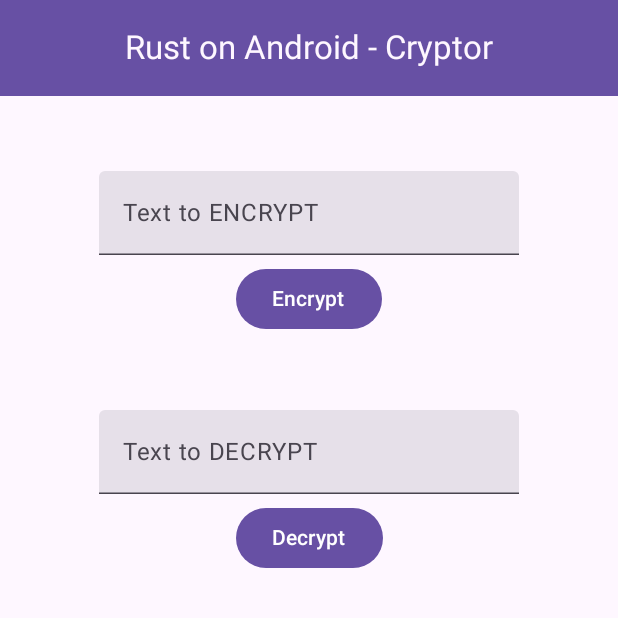
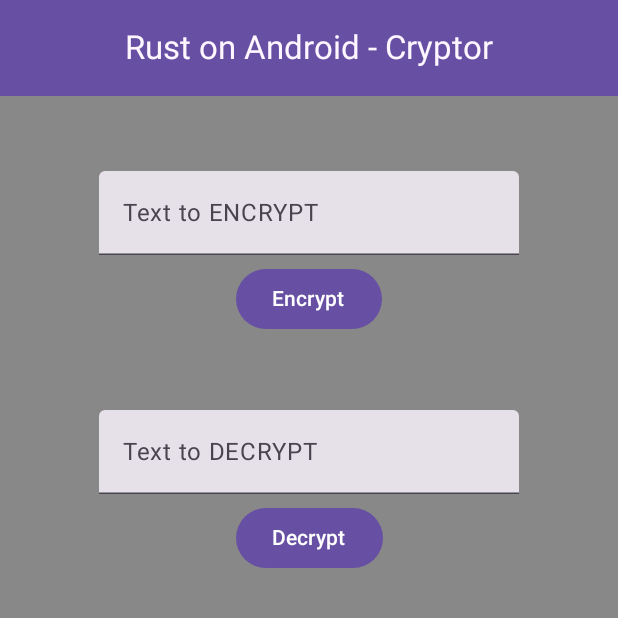
Before and after one commit to android10/Rust-Cross-Platform-Development, an Android app built with Jetpack Compose: the screen it shows after launch (MainActivity), on a phone screen of 412 x 824 dp, the top half of it. Run offline under Robolectric (Android 15) with nearby library versions, the phone set to English and light mode, and no system bars; our stand-ins replace livedata-compose; 1 statement that could not run was skipped.

Commit message:
doc: update README file with some fixes and new stuff

```diff
--- a/android-sample/app/src/main/kotlin/com/fernandocejas/sample/MainActivity.kt
+++ b/android-sample/app/src/main/kotlin/com/fernandocejas/sample/MainActivity.kt
@@ -43,6 +43,7 @@ import androidx.compose.runtime.remember
 import androidx.compose.runtime.setValue
 import androidx.compose.ui.Alignment
 import androidx.compose.ui.Modifier
+import androidx.compose.ui.graphics.Color
 import androidx.compose.ui.res.stringResource
 import androidx.compose.ui.unit.dp
 import androidx.core.view.WindowCompat
@@ -63,7 +64,8 @@ class MainActivity : AppCompatActivity() {
             MaterialTheme {
                 Surface(
                     modifier = Modifier.fillMaxSize(),
-                    color = MaterialTheme.colorScheme.background
+                    color = Color.Gray
+//                    color = MaterialTheme.colorScheme.background
                 ) {
                     Column(modifier = Modifier.fillMaxSize()) {
                         MainScreenComponent()
```
Also changed, not shown: 2 other files.
